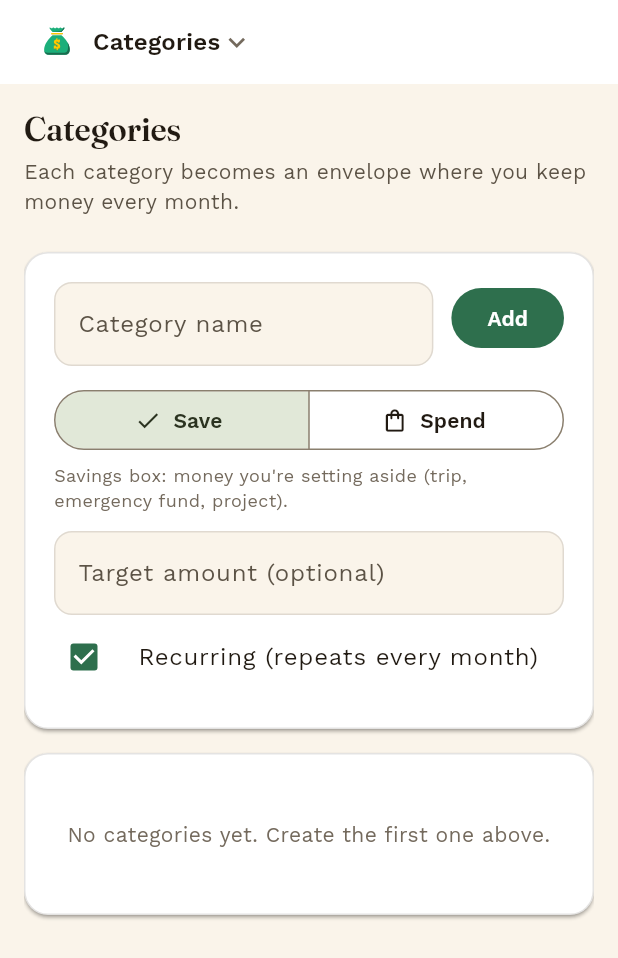
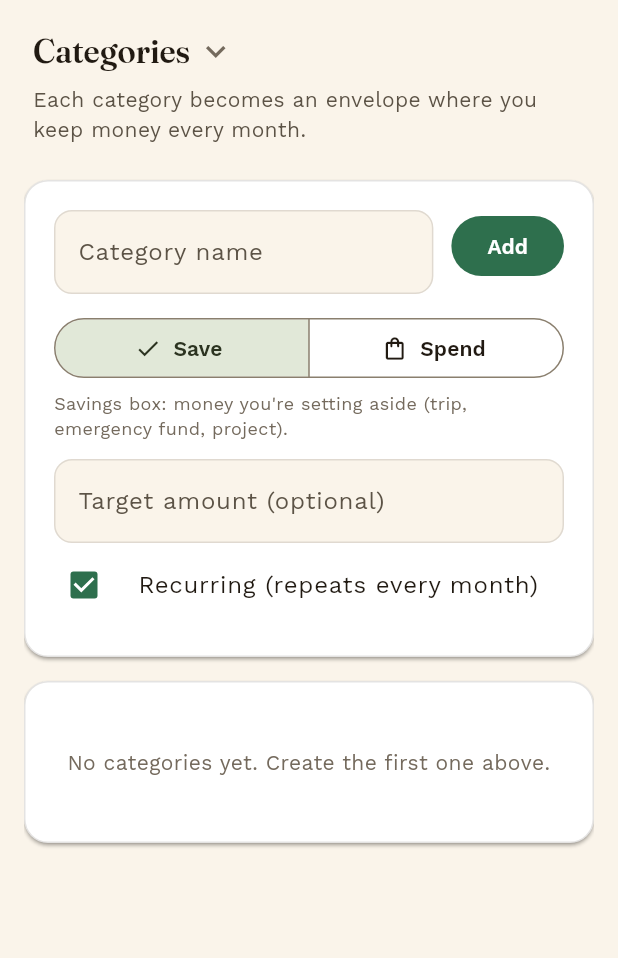
Before and after one commit to CafeLabsCorp/dindin, a Flutter app: the CategoriasPage screen opened by its route, on a phone screen of 412 x 824 dp. Shown: the top 958 px of the screen. Run offline on Flutter 3.47's test engine with Material 3 defaults, Android fonts, the phone set to English and light mode, and no system bars; our stand-ins replace cloud_firestore, firebase_auth, firebase_core, fl_chart, flutter_riverpod, flutter_svg and 3 more; missing offline and left inert: file_saver, file_selector; accounts and stored records are empty.

Commit message:
O título da página vira o menu, e a app bar some
A app bar mostrava o nome da tela e o corpo da página mostrava o mesmo nome
uma linha abaixo — "Dashboard" duas vezes, como o print mostrou. Em vez de
apagar um dos dois, o título da própria página assumiu o papel da app bar:
ganha um chevron e abre o menu.

Assim o que você lê é o que você toca, e o nome aparece uma vez só. Em tela
estreita não existe mais nem barra inferior nem app bar.

O menu desce do topo sobre um fundo escurecido, em vez de subir de baixo: a
direção aponta de volta pro que foi tocado, e o scrim é o que diz "isso é
modal, a página continua atrás". Tocar fora fecha sem navegar.

PageHeader novo, usado pelas sete telas, que antes repetiam o mesmo par
título/subtítulo copiado. O AppShell entrega o menu por um InheritedWidget
(AppNavigation) pra que a página seja o gatilho sem precisar saber como a
navegação funciona; em tela larga esse callback é nulo e o mesmo PageHeader
vira um título comum, já que o rail é a navegação lá.

Os testes deixaram de usar páginas fictícias e passam a montar PageHeader de
verdade, cobrindo a cadeia AppShell -> AppNavigation -> PageHeader — que é
justamente onde as tentativas anteriores quebraram. Um deles trava a
regressão do print: o nome da tela tem que aparecer uma vez, não duas.

Co-Authored-By: Claude Opus 5 <noreply@anthropic.com>

```diff
--- a/lib/features/categorias/categorias_page.dart
+++ b/lib/features/categorias/categorias_page.dart
@@ -2,6 +2,8 @@ import 'package:flutter/material.dart';
 import 'package:flutter_riverpod/flutter_riverpod.dart';
 
 import '../../l10n/app_localizations.dart';
+import '../../widgets/page_header.dart';
+import '../../widgets/app_shell.dart';
 import '../../models/category.dart';
 import '../../providers/providers.dart';
 import '../../theme/theme.dart';
@@ -144,16 +146,11 @@ class _CategoriasPageState extends ConsumerState<CategoriasPage> {
 
     return ListView(
       children: [
-        Text(
-          l10n.categoriasTitle,
-          style: Theme.of(
-            context,
-          ).textTheme.titleLarge?.copyWith(fontWeight: FontWeight.w600),
-        ),
-        const SizedBox(height: 4),
-        Text(
-          l10n.categoriasSubtitle,
-          style: TextStyle(color: context.tokens.muted),
+        PageHeader(
+          title: l10n.categoriasTitle,
+          subtitle: l10n.categoriasSubtitle,
+          onOpenMenu: AppNavigation.of(context)?.openMenu,
+          menuLabel: l10n.navMenu,
         ),
         const SizedBox(height: 24),
         AppCard(
--- a/lib/widgets/app_shell.dart
+++ b/lib/widgets/app_shell.dart
@@ -6,7 +6,6 @@ import 'package:go_router/go_router.dart';
 import '../l10n/app_localizations.dart';
 import '../providers/providers.dart';
 import '../services/firestore_service.dart';
-import '../theme/theme.dart';
 import '../utils/format.dart';
 
 /// Every top-level destination, in the SAME order as the branches in
@@ -97,74 +96,56 @@ class AppShell extends ConsumerWidget {
       );
     }
 
-    final current = destinations[navigationShell.currentIndex];
-
-    // No bottom bar on narrow screens: ONE menu holds every destination.
-    //
-    // The earlier split — five in the bar, the rest behind the logo — forced
-    // an arbitrary line between "daily" and "management" screens, and the
-    // user had to learn which side each one was on. A single menu has no such
-    // seam, and it also ends the label problem for good: a vertical list
-    // gives each name the full width, so nothing truncates, wraps, or has to
-    // be abbreviated to fit a ~63px slot.
-    //
-    // The cost is honest: every navigation is two taps instead of one. That
-    // is the trade the single menu buys consistency with.
+    // No app bar and no bottom bar on narrow screens. The app bar showed the
+    // current screen's name, which every page ALSO prints as its own title —
+    // the same word twice, one line apart. Instead of dropping one of them,
+    // the page title took the app bar's job: PageHeader grows a chevron and
+    // opens this menu. One name on screen, and what you tap is what you read.
     return Scaffold(
-      appBar: AppBar(
-        title: Tooltip(
-          message: l10n.navMenu,
-          child: InkWell(
-            onTap: () => _openMenu(context, destinations),
-            borderRadius: BorderRadius.circular(8),
+      body: SafeArea(
         child: Padding(
-              padding: const EdgeInsets.symmetric(horizontal: 8, vertical: 4),
-              child: Row(
-                mainAxisSize: MainAxisSize.min,
-                children: [
-                  SvgPicture.asset('assets/logo.svg', height: 28),
-                  const SizedBox(width: 10),
-                  // With the bar gone, this label is the only thing saying
-                  // where you are — the job the selected bar slot used to do.
-                  Flexible(
-                    child: Text(
-                      current.label,
-                      overflow: TextOverflow.ellipsis,
-                      style: Theme.of(context).textTheme.titleMedium?.copyWith(
-                        fontWeight: FontWeight.w600,
+          padding: const EdgeInsets.all(16),
+          child: AppNavigation(
+            openMenu: () => _openMenu(context, destinations),
+            child: navigationShell,
           ),
         ),
-                  ),
-                  // A logo and a title alone give no hint that any of this
-                  // opens; the chevron is what makes it read as a menu.
-                  Icon(Icons.expand_more, size: 22, color: context.tokens.subtle),
-                ],
-              ),
-            ),
-          ),
-        ),
-      ),
-      body: SafeArea(
-        child: Padding(padding: const EdgeInsets.all(16), child: navigationShell),
       ),
     );
   }
 
-  /// Every destination, as a plain list in a bottom sheet.
+  /// Every destination, as a list that drops down from the top over a dimmed
+  /// background.
   ///
-  /// A sheet rather than the radial wheel that was floated: a wheel you
-  /// rotate has no affordance saying so, is awkward with a mouse (this app's
-  /// live platform is the web), and would need a lot of custom work to be
-  /// reachable by a screen reader. A list is all three for free, and still
-  /// opens from the logo — which was the point.
+  /// It descends from where you tapped (the title, at the top of the screen)
+  /// rather than rising from the bottom, so the motion points back at its
+  /// trigger. The scrim is what says "this is modal — the page is still
+  /// there, behind".
+  ///
+  /// A list, and not the radial wheel that was floated: a wheel you rotate
+  /// has no affordance saying so, is awkward with a mouse (this app's live
+  /// platform is the web), and would need a lot of custom work to be
+  /// reachable by a screen reader. A list is all three for free.
   void _openMenu(
     BuildContext context,
     List<({IconData icon, IconData selectedIcon, String label})> destinations,
   ) {
-    showModalBottomSheet<void>(
+    showGeneralDialog<void>(
       context: context,
-      showDragHandle: true,
-      builder: (sheetContext) => SafeArea(
+      barrierDismissible: true,
+      barrierLabel: MaterialLocalizations.of(context).modalBarrierDismissLabel,
+      barrierColor: Colors.black54,
+      transitionDuration: const Duration(milliseconds: 220),
+      pageBuilder: (dialogContext, _, _) {
+        final theme = Theme.of(dialogContext);
+        return Align(
+          alignment: Alignment.topCenter,
+          child: Material(
+            color: theme.colorScheme.surface,
+            borderRadius: const BorderRadius.vertical(bottom: Radius.circular(20)),
+            clipBehavior: Clip.antiAlias,
+            child: SafeArea(
+              bottom: false,
               child: Column(
                 mainAxisSize: MainAxisSize.min,
                 children: [
@@ -178,16 +159,48 @@ class AppShell extends ConsumerWidget {
                       title: Text(destinations[i].label),
                       selected: navigationShell.currentIndex == i,
                       onTap: () {
-                  Navigator.pop(sheetContext);
+                        Navigator.pop(dialogContext);
                         navigationShell.goBranch(
                           i,
                           initialLocation: i == navigationShell.currentIndex,
                         );
                       },
                     ),
+                  const SizedBox(height: 8),
                 ],
               ),
+            ),
+          ),
+        );
+      },
+      transitionBuilder: (context, animation, _, child) => SlideTransition(
+        position: Tween<Offset>(
+          begin: const Offset(0, -1),
+          end: Offset.zero,
+        ).animate(CurvedAnimation(parent: animation, curve: Curves.easeOutCubic)),
+        child: child,
       ),
     );
   }
 }
+
+/// Hands the navigation menu down to the screens, so a page's own title can
+/// be what opens it (see [PageHeader]).
+///
+/// [openMenu] is null on wide screens — the side rail is the navigation
+/// there, and a title that opened a redundant menu would just be noise.
+class AppNavigation extends InheritedWidget {
+  final VoidCallback? openMenu;
+
+  const AppNavigation({super.key, required this.openMenu, required super.child});
+
+  static AppNavigation? of(BuildContext context) =>
+      context.dependOnInheritedWidgetOfExactType<AppNavigation>();
+
+  // Compares only whether a menu EXISTS: `openMenu` is a fresh closure on
+  // every build, so comparing it directly would rebuild every screen on every
+  // frame for no reason.
+  @override
+  bool updateShouldNotify(AppNavigation oldWidget) =>
+      (openMenu == null) != (oldWidget.openMenu == null);
+}
--- /dev/null
+++ b/lib/widgets/page_header.dart
@@ -0,0 +1,84 @@
+import 'package:flutter/material.dart';
+
+import '../theme/theme.dart';
+
+/// The title + subtitle every screen opens with — and, on narrow screens, the
+/// app's navigation.
+///
+/// There used to be an app bar above this showing the same screen name, so
+/// "Dashboard" appeared twice, one line apart. Rather than delete one of the
+/// two, the page's own title absorbed the app bar's job: it grows a chevron
+/// and opens the menu. One name on screen, and the thing you tap is the thing
+/// you're reading.
+///
+/// [onOpenMenu] is null on wide screens (the side rail is the navigation
+/// there) — the header then renders as a plain, non-interactive title.
+class PageHeader extends StatelessWidget {
+  final String title;
+  final String subtitle;
+
+  /// Opens the navigation menu. Null = not a menu (wide screens).
+  final VoidCallback? onOpenMenu;
+
+  /// Tooltip/semantic label for the menu affordance, so a screen reader
+  /// announces the title as something that opens navigation.
+  final String? menuLabel;
+
+  const PageHeader({
+    super.key,
+    required this.title,
+    required this.subtitle,
+    this.onOpenMenu,
+    this.menuLabel,
+  });
+
+  @override
+  Widget build(BuildContext context) {
+    final titleStyle = Theme.of(
+      context,
+    ).textTheme.titleLarge?.copyWith(fontWeight: FontWeight.w600);
+
+    return Column(
+      crossAxisAlignment: CrossAxisAlignment.start,
+      children: [
+        if (onOpenMenu == null)
+          Text(title, style: titleStyle)
+        else
+          Semantics(
+            button: true,
+            label: menuLabel,
+            child: Tooltip(
+              message: menuLabel ?? '',
+              child: InkWell(
+                onTap: onOpenMenu,
+                borderRadius: BorderRadius.circular(8),
+                child: Padding(
+                  // Negative-looking inset: the tap target extends past the
+                  // text so it's comfortably tappable, while the text itself
+                  // still lines up with the content below it.
+                  padding: const EdgeInsets.symmetric(horizontal: 6, vertical: 4),
+                  child: Row(
+                    mainAxisSize: MainAxisSize.min,
+                    children: [
+                      Flexible(
+                        child: Text(title, style: titleStyle, overflow: TextOverflow.ellipsis),
+                      ),
+                      const SizedBox(width: 4),
+                      Icon(Icons.expand_more, size: 26, color: context.tokens.subtle),
+                    ],
+                  ),
+                ),
+              ),
+            ),
+          ),
+        const SizedBox(height: 4),
+        Padding(
+          // Matches the InkWell's horizontal inset so title and subtitle stay
+          // on the same left edge.
+          padding: EdgeInsets.only(left: onOpenMenu == null ? 0 : 6),
+          child: Text(subtitle, style: TextStyle(color: context.tokens.muted)),
+        ),
+      ],
+    );
+  }
+}
```
Also changed, not shown: lib/features/assinaturas/assinaturas_page.dart (+7 -5 lines), lib/features/dashboard/dashboard_page.dart (+8 -3 lines), lib/features/gastos/gastos_page.dart (+8 -3 lines), lib/features/parcelamentos/parcelamentos_page.dart (+7 -5 lines), lib/features/receitas/receitas_page.dart (+7 -5 lines), lib/features/settings/settings_page.dart (+8 -3 lines), 3 other files. Lines whose indentation alone changed are shown as unchanged.
